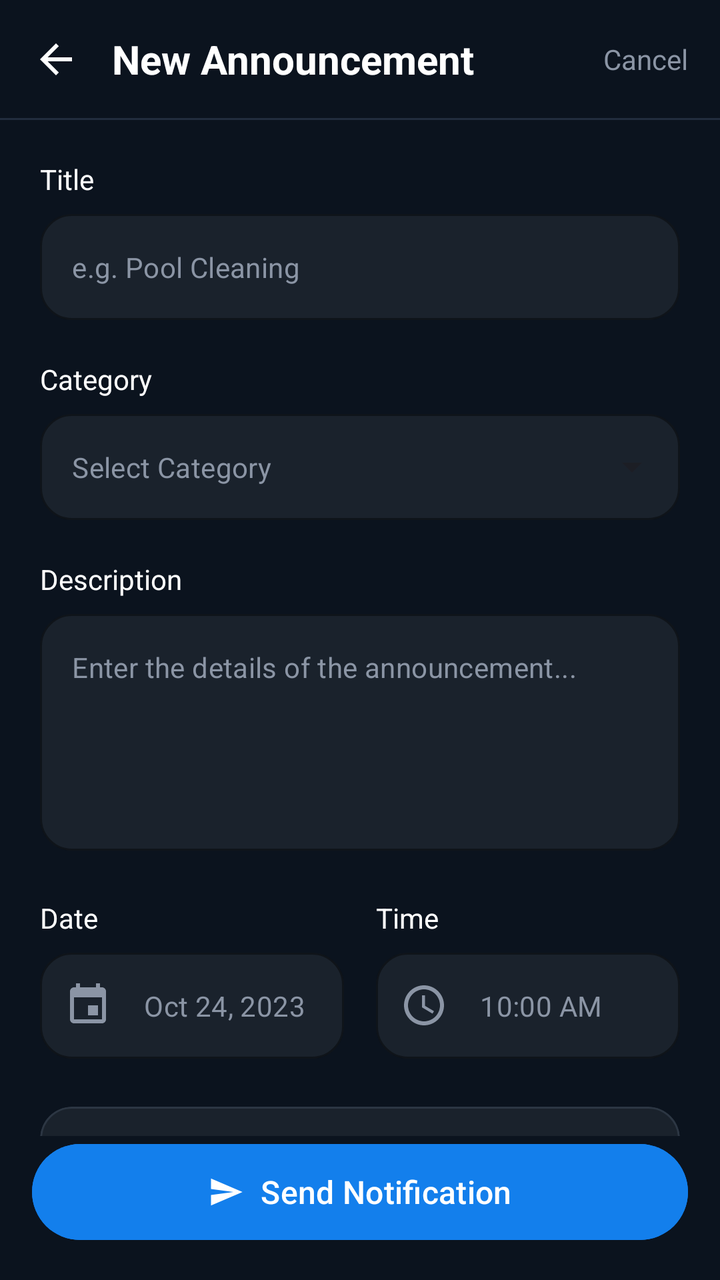
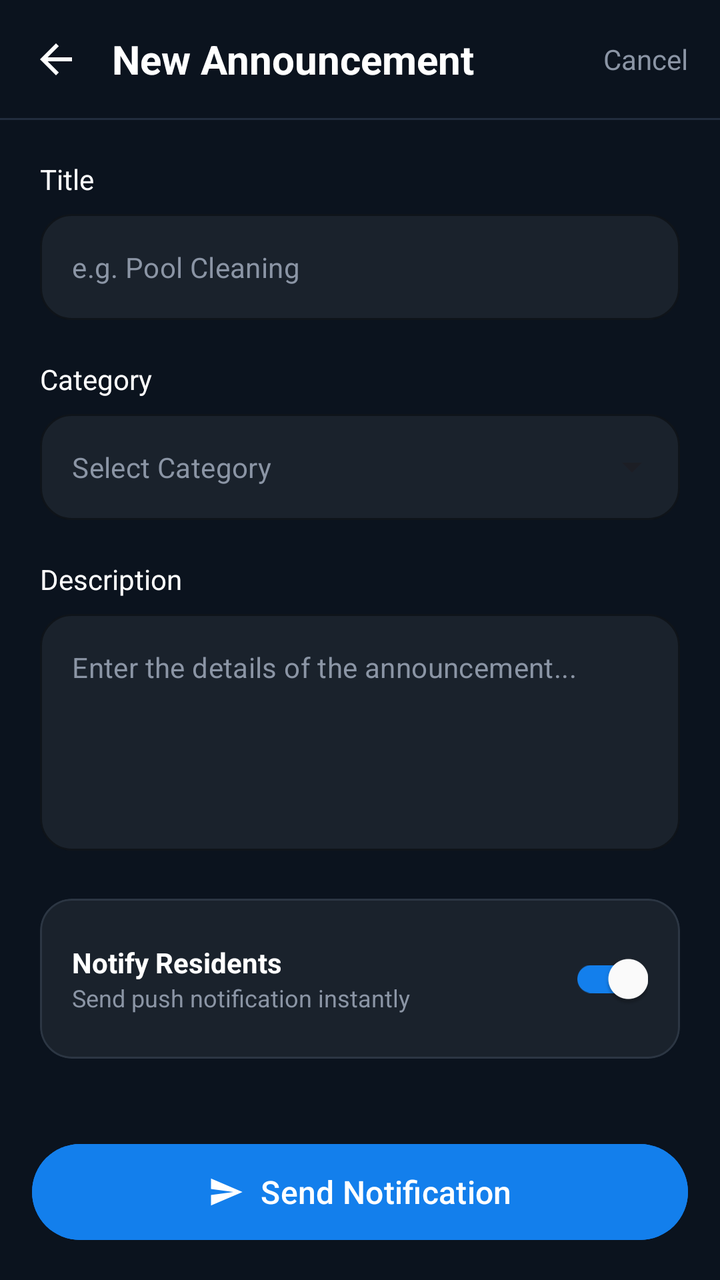

Screens rendered from an Android XML layout before and after an edit, with the pre-edit source and the edit as a unified diff.
<!-- AndroidManifest.xml: application theme Theme.HouseVisitorManagementSystem -->
<!-- res/layout/activity_add_announcement.xml -->
<?xml version="1.0" encoding="utf-8"?>
<androidx.constraintlayout.widget.ConstraintLayout xmlns:android="http://schemas.android.com/apk/res/android"
    xmlns:app="http://schemas.android.com/apk/res-auto"
    xmlns:tools="http://schemas.android.com/tools"
    android:id="@+id/main"
    android:layout_width="match_parent"
    android:layout_height="match_parent"
    android:background="@color/night_blue"
    tools:context=".AddAnnouncementActivity">

    
    <androidx.constraintlayout.widget.ConstraintLayout
        android:id="@+id/headerLayout"
        android:layout_width="match_parent"
        android:layout_height="wrap_content"
        android:padding="16dp"
        app:layout_constraintTop_toTopOf="parent">

        <ImageView
            android:id="@+id/btnBack"
            android:layout_width="24dp"
            android:layout_height="24dp"
            android:contentDescription="Back"
            android:src="@drawable/ic_arrow_back"
            app:layout_constraintBottom_toBottomOf="parent"
            app:layout_constraintStart_toStartOf="parent"
            app:layout_constraintTop_toTopOf="parent"
            app:tint="@color/white" />

        <TextView
            android:layout_width="wrap_content"
            android:layout_height="wrap_content"
            android:layout_marginStart="16dp"
            android:text="New Announcement"
            android:textColor="@color/white"
            android:textSize="20sp"
            android:textStyle="bold"
            app:layout_constraintBottom_toBottomOf="parent"
            app:layout_constraintStart_toEndOf="@id/btnBack"
            app:layout_constraintTop_toTopOf="parent" />

        <TextView
            android:id="@+id/btnCancel"
            android:layout_width="wrap_content"
            android:layout_height="wrap_content"
            android:text="Cancel"
            android:textColor="@color/text_grey"
            android:textSize="14sp"
            app:layout_constraintBottom_toBottomOf="parent"
            app:layout_constraintEnd_toEndOf="parent"
            app:layout_constraintTop_toTopOf="parent" />

    </androidx.constraintlayout.widget.ConstraintLayout>

    <View
        android:id="@+id/divider"
        android:layout_width="match_parent"
        android:layout_height="1dp"
        android:background="#222D3E"
        app:layout_constraintTop_toBottomOf="@id/headerLayout" />

    
    <androidx.core.widget.NestedScrollView
        android:layout_width="match_parent"
        android:layout_height="0dp"
        android:fillViewport="true"
        app:layout_constraintBottom_toTopOf="@id/btnSendNotification"
        app:layout_constraintTop_toBottomOf="@id/divider">

        <LinearLayout
            android:layout_width="match_parent"
            android:layout_height="wrap_content"
            android:orientation="vertical"
            android:padding="20dp">

            
            <TextView
                android:layout_width="wrap_content"
                android:layout_height="wrap_content"
                android:layout_marginBottom="8dp"
                android:text="Title"
                android:textColor="@color/white"
                android:textSize="14sp" />

            <com.google.android.material.textfield.TextInputLayout
                android:id="@+id/tilTitle"
                style="@style/Widget.MaterialComponents.TextInputLayout.OutlinedBox"
                android:layout_width="match_parent"
                android:layout_height="wrap_content"
                android:layout_marginBottom="20dp"
                app:boxBackgroundColor="@color/card_dark_bg"
                app:boxCornerRadiusBottomEnd="16dp"
                app:boxCornerRadiusBottomStart="16dp"
                app:boxCornerRadiusTopEnd="16dp"
                app:boxCornerRadiusTopStart="16dp"
                app:boxStrokeColor="@color/slate_blue_gray"
                app:boxStrokeWidth="1dp"
                app:hintEnabled="false">

                <com.google.android.material.textfield.TextInputEditText
                    android:id="@+id/etTitle"
                    android:layout_width="match_parent"
                    android:layout_height="wrap_content"
                    android:hint="e.g. Pool Cleaning"
                    android:inputType="textCapSentences"
                    android:textColor="@color/white"
                    android:textColorHint="@color/text_grey"
                    android:textSize="14sp" />
            </com.google.android.material.textfield.TextInputLayout>

            
            <TextView
                android:layout_width="wrap_content"
                android:layout_height="wrap_content"
                android:layout_marginBottom="8dp"
                android:text="Category"
                android:textColor="@color/white"
                android:textSize="14sp" />

            <com.google.android.material.textfield.TextInputLayout
                android:id="@+id/tilCategory"
                style="@style/Widget.MaterialComponents.TextInputLayout.OutlinedBox.ExposedDropdownMenu"
                android:layout_width="match_parent"
                android:layout_height="wrap_content"
                android:layout_marginBottom="20dp"
                app:boxBackgroundColor="@color/card_dark_bg"
                app:boxCornerRadiusBottomEnd="16dp"
                app:boxCornerRadiusBottomStart="16dp"
                app:boxCornerRadiusTopEnd="16dp"
                app:boxCornerRadiusTopStart="16dp"
                app:boxStrokeColor="@color/slate_blue_gray"
                app:boxStrokeWidth="1dp"
                app:hintEnabled="false">

                <AutoCompleteTextView
                    android:id="@+id/actvCategory"
                    android:layout_width="match_parent"
                    android:layout_height="wrap_content"
                    android:hint="Select Category"
                    android:inputType="none"
                    android:textColor="@color/white"
                    android:textColorHint="@color/text_grey"
                    android:textSize="14sp" />
            </com.google.android.material.textfield.TextInputLayout>

            
            <TextView
                android:layout_width="wrap_content"
                android:layout_height="wrap_content"
                android:layout_marginBottom="8dp"
                android:text="Description"
                android:textColor="@color/white"
                android:textSize="14sp" />

            <com.google.android.material.textfield.TextInputLayout
                android:id="@+id/tilDescription"
                style="@style/Widget.MaterialComponents.TextInputLayout.OutlinedBox"
                android:layout_width="match_parent"
                android:layout_height="wrap_content"
                android:layout_marginBottom="24dp"
                app:boxBackgroundColor="@color/card_dark_bg"
                app:boxCornerRadiusBottomEnd="16dp"
                app:boxCornerRadiusBottomStart="16dp"
                app:boxCornerRadiusTopEnd="16dp"
                app:boxCornerRadiusTopStart="16dp"
                app:boxStrokeColor="@color/slate_blue_gray"
                app:boxStrokeWidth="1dp"
                app:hintEnabled="false">

                <com.google.android.material.textfield.TextInputEditText
                    android:id="@+id/etDescription"
                    android:layout_width="match_parent"
                    android:layout_height="wrap_content"
                    android:gravity="top"
                    android:hint="Enter the details of the announcement..."
                    android:inputType="textMultiLine"
                    android:minLines="5"
                    android:textColor="@color/white"
                    android:textColorHint="@color/text_grey"
                    android:textSize="14sp" />
            </com.google.android.material.textfield.TextInputLayout>

            
            <LinearLayout
                android:layout_width="match_parent"
                android:layout_height="wrap_content"
                android:layout_marginBottom="24dp"
                android:orientation="horizontal">

                <LinearLayout
                    android:layout_width="0dp"
                    android:layout_height="wrap_content"
                    android:layout_marginEnd="8dp"
                    android:layout_weight="1"
                    android:orientation="vertical">

                    <TextView
                        android:layout_width="wrap_content"
                        android:layout_height="wrap_content"
                        android:layout_marginBottom="8dp"
                        android:text="Date"
                        android:textColor="@color/white"
                        android:textSize="14sp" />

                    <com.google.android.material.textfield.TextInputLayout
                        style="@style/Widget.MaterialComponents.TextInputLayout.OutlinedBox"
                        android:layout_width="match_parent"
                        android:layout_height="wrap_content"
                        app:boxBackgroundColor="@color/card_dark_bg"
                        app:boxCornerRadiusBottomEnd="16dp"
                        app:boxCornerRadiusBottomStart="16dp"
                        app:boxCornerRadiusTopEnd="16dp"
                        app:boxCornerRadiusTopStart="16dp"
                        app:boxStrokeColor="@color/slate_blue_gray"
                        app:boxStrokeWidth="1dp"
                        app:hintEnabled="false"
                        app:startIconDrawable="@drawable/ic_calendar"
                        app:startIconTint="@color/text_grey">

                        <com.google.android.material.textfield.TextInputEditText
                            android:id="@+id/etDate"
                            android:layout_width="match_parent"
                            android:layout_height="wrap_content"
                            android:focusable="false"
                            android:hint="Oct 24, 2023"
                            android:inputType="none"
                            android:textColor="@color/white"
                            android:textColorHint="@color/text_grey"
                            android:textSize="14sp" />
                    </com.google.android.material.textfield.TextInputLayout>
                </LinearLayout>

                <LinearLayout
                    android:layout_width="0dp"
                    android:layout_height="wrap_content"
                    android:layout_marginStart="8dp"
                    android:layout_weight="1"
                    android:orientation="vertical">

                    <TextView
                        android:layout_width="wrap_content"
                        android:layout_height="wrap_content"
                        android:layout_marginBottom="8dp"
                        android:text="Time"
                        android:textColor="@color/white"
                        android:textSize="14sp" />

                    <com.google.android.material.textfield.TextInputLayout
                        style="@style/Widget.MaterialComponents.TextInputLayout.OutlinedBox"
                        android:layout_width="match_parent"
                        android:layout_height="wrap_content"
                        app:boxBackgroundColor="@color/card_dark_bg"
                        app:boxCornerRadiusBottomEnd="16dp"
                        app:boxCornerRadiusBottomStart="16dp"
                        app:boxCornerRadiusTopEnd="16dp"
                        app:boxCornerRadiusTopStart="16dp"
                        app:boxStrokeColor="@color/slate_blue_gray"
                        app:boxStrokeWidth="1dp"
                        app:hintEnabled="false"
                        app:startIconDrawable="@drawable/ic_time"
                        app:startIconTint="@color/text_grey">

                        <com.google.android.material.textfield.TextInputEditText
                            android:id="@+id/etTime"
                            android:layout_width="match_parent"
                            android:layout_height="wrap_content"
                            android:focusable="false"
                            android:hint="10:00 AM"
                            android:inputType="none"
                            android:textColor="@color/white"
                            android:textColorHint="@color/text_grey"
                            android:textSize="14sp" />
                    </com.google.android.material.textfield.TextInputLayout>
                </LinearLayout>

            </LinearLayout>

            
            <com.google.android.material.card.MaterialCardView
                android:layout_width="match_parent"
                android:layout_height="wrap_content"
                android:layout_marginBottom="24dp"
                app:cardBackgroundColor="@color/card_dark_bg"
                app:cardCornerRadius="16dp"
                app:cardElevation="0dp"
                app:strokeColor="@color/slate_blue_gray"
                app:strokeWidth="1dp">

                <RelativeLayout
                    android:layout_width="match_parent"
                    android:layout_height="wrap_content"
                    android:padding="16dp">

                    <LinearLayout
                        android:layout_width="wrap_content"
                        android:layout_height="wrap_content"
                        android:layout_alignParentStart="true"
                        android:layout_centerVertical="true"
                        android:layout_toStartOf="@id/switchNotify"
                        android:orientation="vertical">

                        <TextView
                            android:layout_width="wrap_content"
                            android:layout_height="wrap_content"
                            android:text="Notify Residents"
                            android:textColor="@color/white"
                            android:textSize="14sp"
                            android:textStyle="bold" />

                        <TextView
                            android:layout_width="wrap_content"
                            android:layout_height="wrap_content"
                            android:text="Send push notification instantly"
                            android:textColor="@color/text_grey"
                            android:textSize="12sp" />
                    </LinearLayout>

                    <com.google.android.material.switchmaterial.SwitchMaterial
                        android:id="@+id/switchNotify"
                        android:layout_width="wrap_content"
                        android:layout_height="wrap_content"
                        android:layout_alignParentEnd="true"
                        android:layout_centerVertical="true"
                        android:checked="true"
                        app:thumbTint="@color/white"
                        app:trackTint="@color/bright_azure_blue" />

                </RelativeLayout>
            </com.google.android.material.card.MaterialCardView>

        </LinearLayout>
    </androidx.core.widget.NestedScrollView>

    
    <com.google.android.material.button.MaterialButton
        android:id="@+id/btnSendNotification"
        android:layout_width="match_parent"
        android:layout_height="56dp"
        android:layout_margin="16dp"
        android:backgroundTint="@color/bright_azure_blue"
        android:text="Send Notification"
        android:textAllCaps="false"
        android:textColor="@color/white"
        android:textSize="16sp"
        app:cornerRadius="28dp"
        app:icon="@drawable/ic_send"
        app:iconGravity="textStart"
        app:iconPadding="8dp"
        app:iconTint="@color/white"
        app:layout_constraintBottom_toBottomOf="parent" />

</androidx.constraintlayout.widget.ConstraintLayout>
<!-- resources referenced by this layout -->
<resources>
  <color name="bright_azure_blue">#137fec</color>
  <color name="card_dark_bg">#1A222C</color>
  <color name="night_blue">#0B131E</color>
  <color name="slate_blue_gray">#2C3643</color>
  <color name="text_grey">#8B95A5</color>
  <color name="white">#FFFFFF</color>
  <!-- drawable ic_arrow_back (drawable) -->
  <vector xmlns:android="http://schemas.android.com/apk/res/android"
      android:width="24dp"
      android:height="24dp"
      android:viewportWidth="24"
      android:viewportHeight="24">
      <path
          android:fillColor="#FFFFFF"
          android:pathData="M20,11H7.83l5.59,-5.59L12,4l-8,8 8,8 1.41,-1.41L7.83,13H20v-2z" />
  </vector>
  <!-- drawable ic_calendar (drawable) -->
  <vector xmlns:android="http://schemas.android.com/apk/res/android"
      android:width="24dp"
      android:height="24dp"
      android:viewportWidth="24"
      android:viewportHeight="24">
      <path
          android:fillColor="#FFFFFF"
          android:pathData="M17,12h-5v5h5v-5zM16,1v2H8V1H6v2H5c-1.11,0 -1.99,0.9 -1.99,2L3,19c0,1.1 0.89,2 2,2h14c1.1,0 2,-0.9 2,-2V5c0,-1.1 -0.9,-2 -2,-2h-1V1h-2zM19,19H5V8h14v11z"/>
  </vector>
  <!-- drawable ic_send (drawable) -->
  <vector xmlns:android="http://schemas.android.com/apk/res/android"
      android:width="24dp"
      android:height="24dp"
      android:viewportWidth="24"
      android:viewportHeight="24">
      <path
          android:fillColor="#FFFFFF"
          android:pathData="M2.01,21L23,12 2.01,3 2,10l15,2 -15,2z"/>
  </vector>
  <!-- drawable ic_time (drawable) -->
  <vector xmlns:android="http://schemas.android.com/apk/res/android"
      android:width="24dp"
      android:height="24dp"
      android:viewportWidth="24"
      android:viewportHeight="24">
      <path
          android:fillColor="#FFFFFF"
          android:pathData="M12,2C6.5,2 2,6.5 2,12s4.5,10 10,10s10,-4.5 10,-10S17.5,2 12,2zM12,20c-4.41,0 -8,-3.59 -8,-8s3.59,-8 8,-8s8,3.59 8,8S16.41,20 12,20zM12.5,7H11v6l5.25,3.15l0.75,-1.23l-4.5,-2.67V7z"/>
  </vector>
  <style name="Theme.HouseVisitorManagementSystem" parent="Base.Theme.HouseVisitorManagementSystem" />
  <style name="Base.Theme.HouseVisitorManagementSystem" parent="Theme.Material3.DayNight.NoActionBar">
          
          
      </style>
</resources>

<!-- the commit's change to res/layout/activity_add_announcement.xml (unified diff, before → after) -->
@@ -180,100 +180,6 @@
                     android:textSize="14sp" />
             </com.google.android.material.textfield.TextInputLayout>
 
-            
-            <LinearLayout
-                android:layout_width="match_parent"
-                android:layout_height="wrap_content"
-                android:layout_marginBottom="24dp"
-                android:orientation="horizontal">
-
-                <LinearLayout
-                    android:layout_width="0dp"
-                    android:layout_height="wrap_content"
-                    android:layout_marginEnd="8dp"
-                    android:layout_weight="1"
-                    android:orientation="vertical">
-
-                    <TextView
-                        android:layout_width="wrap_content"
-                        android:layout_height="wrap_content"
-                        android:layout_marginBottom="8dp"
-                        android:text="Date"
-                        android:textColor="@color/white"
-                        android:textSize="14sp" />
-
-                    <com.google.android.material.textfield.TextInputLayout
-                        style="@style/Widget.MaterialComponents.TextInputLayout.OutlinedBox"
-                        android:layout_width="match_parent"
-                        android:layout_height="wrap_content"
-                        app:boxBackgroundColor="@color/card_dark_bg"
-                        app:boxCornerRadiusBottomEnd="16dp"
-                        app:boxCornerRadiusBottomStart="16dp"
-                        app:boxCornerRadiusTopEnd="16dp"
-                        app:boxCornerRadiusTopStart="16dp"
-                        app:boxStrokeColor="@color/slate_blue_gray"
-                        app:boxStrokeWidth="1dp"
-                        app:hintEnabled="false"
-                        app:startIconDrawable="@drawable/ic_calendar"
-                        app:startIconTint="@color/text_grey">
-
-                        <com.google.android.material.textfield.TextInputEditText
-                            android:id="@+id/etDate"
-                            android:layout_width="match_parent"
-                            android:layout_height="wrap_content"
-                            android:focusable="false"
-                            android:hint="Oct 24, 2023"
-                            android:inputType="none"
-                            android:textColor="@color/white"
-                            android:textColorHint="@color/text_grey"
-                            android:textSize="14sp" />
-                    </com.google.android.material.textfield.TextInputLayout>
-                </LinearLayout>
-
-                <LinearLayout
-                    android:layout_width="0dp"
-                    android:layout_height="wrap_content"
-                    android:layout_marginStart="8dp"
-                    android:layout_weight="1"
-                    android:orientation="vertical">
-
-                    <TextView
-                        android:layout_width="wrap_content"
-                        android:layout_height="wrap_content"
-                        android:layout_marginBottom="8dp"
-                        android:text="Time"
-                        android:textColor="@color/white"
-                        android:textSize="14sp" />
-
-                    <com.google.android.material.textfield.TextInputLayout
-                        style="@style/Widget.MaterialComponents.TextInputLayout.OutlinedBox"
-                        android:layout_width="match_parent"
-                        android:layout_height="wrap_content"
-                        app:boxBackgroundColor="@color/card_dark_bg"
-                        app:boxCornerRadiusBottomEnd="16dp"
-                        app:boxCornerRadiusBottomStart="16dp"
-                        app:boxCornerRadiusTopEnd="16dp"
-                        app:boxCornerRadiusTopStart="16dp"
-                        app:boxStrokeColor="@color/slate_blue_gray"
-                        app:boxStrokeWidth="1dp"
-                        app:hintEnabled="false"
-                        app:startIconDrawable="@drawable/ic_time"
-                        app:startIconTint="@color/text_grey">
-
-                        <com.google.android.material.textfield.TextInputEditText
-                            android:id="@+id/etTime"
-                            android:layout_width="match_parent"
-                            android:layout_height="wrap_content"
-                            android:focusable="false"
-                            android:hint="10:00 AM"
-                            android:inputType="none"
-                            android:textColor="@color/white"
-                            android:textColorHint="@color/text_grey"
-                            android:textSize="14sp" />
-                    </com.google.android.material.textfield.TextInputLayout>
-                </LinearLayout>
-
-            </LinearLayout>
 
             
             <com.google.android.material.card.MaterialCardView
<!-- resource entries referenced after the edit -->
@@ -16,16 +16,6 @@
           android:fillColor="#FFFFFF"
           android:pathData="M20,11H7.83l5.59,-5.59L12,4l-8,8 8,8 1.41,-1.41L7.83,13H20v-2z" />
   </vector>
-  <!-- drawable ic_calendar (drawable) -->
-  <vector xmlns:android="http://schemas.android.com/apk/res/android"
-      android:width="24dp"
-      android:height="24dp"
-      android:viewportWidth="24"
-      android:viewportHeight="24">
-      <path
-          android:fillColor="#FFFFFF"
-          android:pathData="M17,12h-5v5h5v-5zM16,1v2H8V1H6v2H5c-1.11,0 -1.99,0.9 -1.99,2L3,19c0,1.1 0.89,2 2,2h14c1.1,0 2,-0.9 2,-2V5c0,-1.1 -0.9,-2 -2,-2h-1V1h-2zM19,19H5V8h14v11z"/>
-  </vector>
   <!-- drawable ic_send (drawable) -->
   <vector xmlns:android="http://schemas.android.com/apk/res/android"
       android:width="24dp"
@@ -36,16 +26,6 @@
           android:fillColor="#FFFFFF"
           android:pathData="M2.01,21L23,12 2.01,3 2,10l15,2 -15,2z"/>
   </vector>
-  <!-- drawable ic_time (drawable) -->
-  <vector xmlns:android="http://schemas.android.com/apk/res/android"
-      android:width="24dp"
-      android:height="24dp"
-      android:viewportWidth="24"
-      android:viewportHeight="24">
-      <path
-          android:fillColor="#FFFFFF"
-          android:pathData="M12,2C6.5,2 2,6.5 2,12s4.5,10 10,10s10,-4.5 10,-10S17.5,2 12,2zM12,20c-4.41,0 -8,-3.59 -8,-8s3.59,-8 8,-8s8,3.59 8,8S16.41,20 12,20zM12.5,7H11v6l5.25,3.15l0.75,-1.23l-4.5,-2.67V7z"/>
-  </vector>
   <style name="Theme.HouseVisitorManagementSystem" parent="Base.Theme.HouseVisitorManagementSystem" />
   <style name="Base.Theme.HouseVisitorManagementSystem" parent="Theme.Material3.DayNight.NoActionBar">
           
